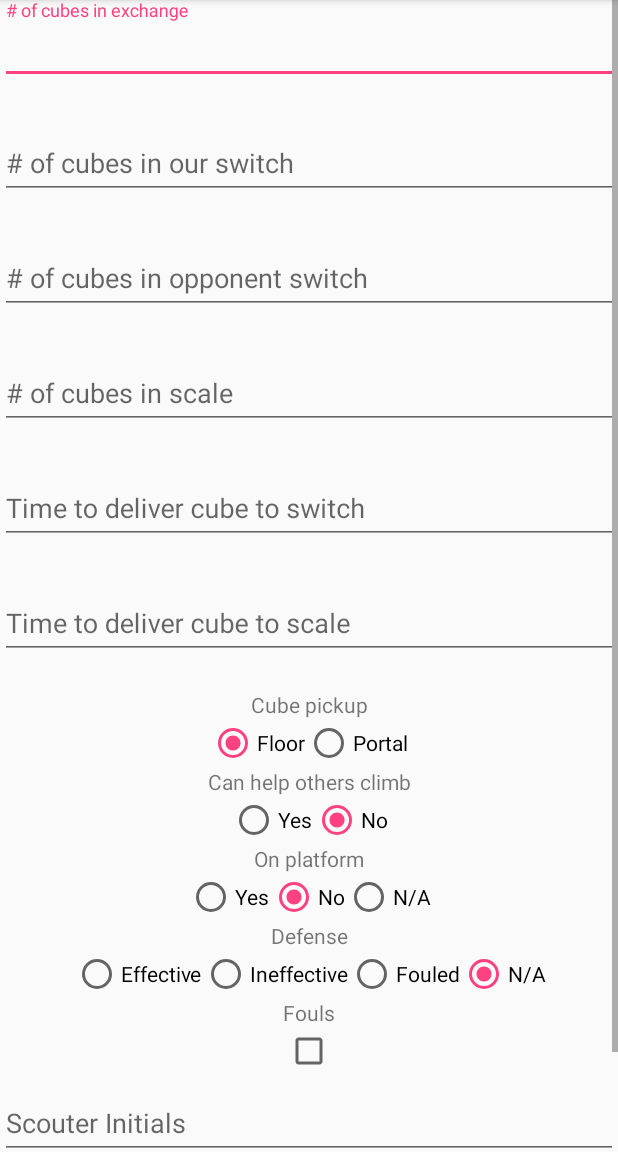
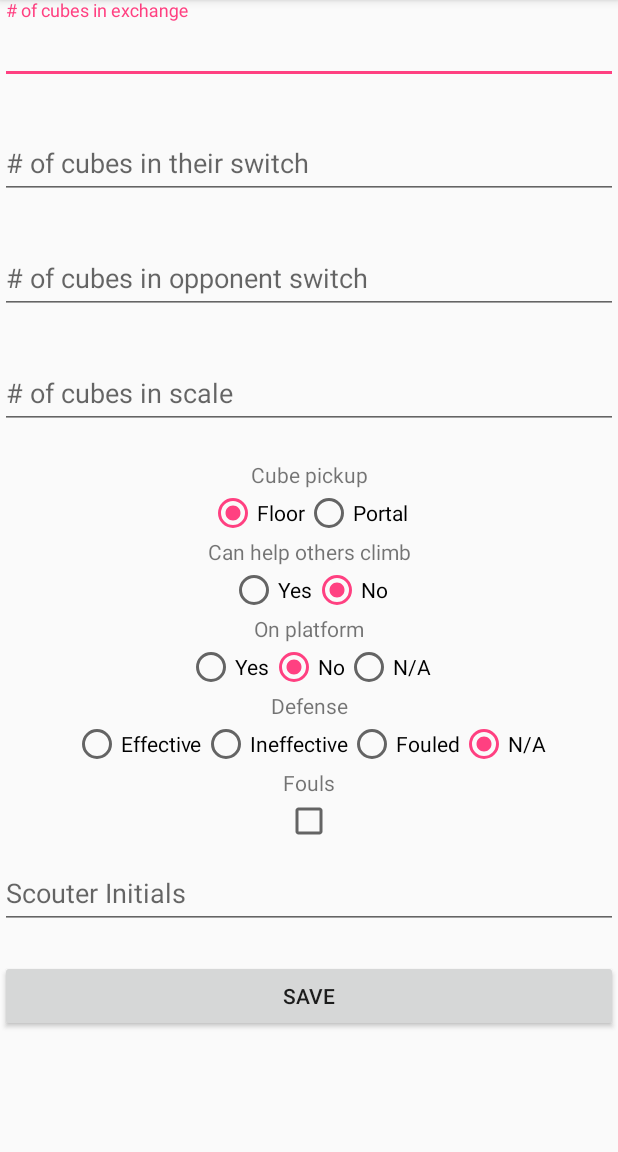
Before and after one commit to FRCTeam107/Scouting2018, an Android app: the TeleopActivity screen opened directly, with no data from a screen before it, on a phone screen of 412 x 824 dp, the part 84-1236 px from its top. Run offline under Robolectric (Android 15) with nearby library versions, the phone set to English and light mode, and no system bars; our stand-ins replace ButterKnife; 1 statement that could not run was skipped.

Commit message:
David R - removed time delivering to switch and time delivering to scale

```diff
--- a/app/src/main/java/com/example/vande/scouting2018/TeleopActivity.java
+++ b/app/src/main/java/com/example/vande/scouting2018/TeleopActivity.java
@@ -49,12 +49,6 @@ public class TeleopActivity extends AppCompatActivity implements View.OnKeyListe
     @BindView(R.id.teleopCubesInScale_input_layout)
     public TextInputLayout teleopCubesInScaleInputLayout;
 
-    @BindView(R.id.teleopTimeToDeliverToSwitch_input_layout)
-    public TextInputLayout teleopTimeToDeliverToSwitchInputLayout;
-
-    @BindView(R.id.teleopTimeToDeliverToScale_input_layout)
-    public TextInputLayout teleopTimeToDeliverToScaleInputLayout;
-
     @BindView(R.id.scouterInitials_input_layout)
     public TextInputLayout scouterInitialsInputLayout;
 
@@ -69,12 +63,6 @@ public class TeleopActivity extends AppCompatActivity implements View.OnKeyListe
 
     @BindView(R.id.teleopCubesInScale_input)
     public TextInputEditText teleopCubesInScaleInput;
-
-    @BindView(R.id.teleopTimeToDeliverToSwitch_input)
-    public TextInputEditText teleopTimeToDeliverCubeToSwitchInput;
-
-    @BindView(R.id.teleopTimeToDeliverToScale_input)
-    public TextInputEditText teleopTimeToDeliverCubeToScaleInput;
 
     @BindView(R.id.scouterInitials_input)
     public TextInputEditText scouterInitialsInput;
@@ -129,9 +117,6 @@ public class TeleopActivity extends AppCompatActivity implements View.OnKeyListe
         teleopCubesInOurSwitchInput.setOnKeyListener(this);
         teleopCubesInTheirSwitchInput.setOnKeyListener(this);
         teleopCubesInScaleInput.setOnKeyListener(this);
-        teleopTimeToDeliverCubeToSwitchInput.setOnKeyListener(this);
-        teleopTimeToDeliverCubeToScaleInput.setOnKeyListener(this);
-
     }
 
     /*If this activity enters a paused state the data will be set to null*/
@@ -143,8 +128,6 @@ public class TeleopActivity extends AppCompatActivity implements View.OnKeyListe
         teleopCubesInOurSwitchInput.setOnKeyListener(null);
         teleopCubesInTheirSwitchInput.setOnKeyListener(null);
         teleopCubesInScaleInput.setOnKeyListener(null);
-        teleopTimeToDeliverCubeToSwitchInput.setOnKeyListener(null);
-        teleopTimeToDeliverCubeToScaleInput.setOnKeyListener(null);
     }
 
     /* This method will display the options menu when the icon is pressed
@@ -201,14 +184,6 @@ public class TeleopActivity extends AppCompatActivity implements View.OnKeyListe
                         teleopCubesInScaleInputLayout.setError(null);
                         break;
 
-                    case R.id.teleopTimeToDeliverToSwitch_input:
-                        teleopTimeToDeliverToSwitchInputLayout.setError(null);
-                        break;
-
-                    case R.id.teleopTimeToDeliverToScale_input:
-                        teleopTimeToDeliverToScaleInputLayout.setError(null);
-                        break;
-
                     case R.id.scouterInitials_input:
                         scouterInitialsInputLayout.setError(null);
                         break;
@@ -243,12 +218,6 @@ public class TeleopActivity extends AppCompatActivity implements View.OnKeyListe
         } else if (StringUtils.isEmptyOrNull(getTextInputLayoutString(teleopCubesInScaleInputLayout))) {
             teleopCubesInScaleInputLayout.setError(getText(R.string.teleopHighFuelMissedError));
             ViewUtils.requestFocus(teleopCubesInScaleInputLayout, this);
-        } else if (StringUtils.isEmptyOrNull(getTextInputLayoutString(teleopTimeToDeliverToSwitchInputLayout))) {
-            teleopTimeToDeliverToSwitchInputLayout.setError(getText(R.string.teleopLowFuelError));
-            ViewUtils.requestFocus(teleopTimeToDeliverToSwitchInputLayout, this);
-        } else if (StringUtils.isEmptyOrNull(getTextInputLayoutString(teleopTimeToDeliverToScaleInputLayout))) {
-            teleopTimeToDeliverToScaleInputLayout.setError(getText(R.string.climbTimeError));
-            ViewUtils.requestFocus(teleopTimeToDeliverToScaleInputLayout, this);
         } else if (StringUtils.isEmptyOrNull(getTextInputLayoutString(scouterInitialsInputLayout))) {
             scouterInitialsInputLayout.setError(getText(R.string.creatorInitialError));
             ViewUtils.requestFocus(scouterInitialsInputLayout, this);
@@ -273,8 +242,6 @@ public class TeleopActivity extends AppCompatActivity implements View.OnKeyListe
             teleopDataStringList.add(getTextInputLayoutString(teleopCubesInOurSwitchInputLayout));
             teleopDataStringList.add(getTextInputLayoutString(teleopCubesInTheirSwitchInputLayout));
             teleopDataStringList.add(getTextInputLayoutString(teleopCubesInScaleInputLayout));
-            teleopDataStringList.add(getTextInputLayoutString(teleopTimeToDeliverToSwitchInputLayout));
-            teleopDataStringList.add(getTextInputLayoutString(teleopTimeToDeliverToScaleInputLayout));
 
             teleopDataStringList.add(cubePickup_Radiobtn.getText());
             teleopDataStringList.add(abilityToHelpClimb_Radiobtn.getText());
@@ -310,8 +277,6 @@ public class TeleopActivity extends AppCompatActivity implements View.OnKeyListe
         teleopCubesInOurSwitchInput.setText("");
         teleopCubesInTheirSwitchInput.setText("");
         teleopCubesInScaleInput.setText("");
-        teleopTimeToDeliverCubeToSwitchInput.setText("");
-        teleopTimeToDeliverCubeToScaleInput.setText("");
 
         cubePickupRadiobtnGrp.check(R.id.cubePickupFloor_btn);
         abilityToHelpClimbRadiobtnGrp.check(R.id.unableToHelpClimb_btn);
--- a/app/src/main/res/layout/activity_teleop.xml
+++ b/app/src/main/res/layout/activity_teleop.xml
@@ -92,46 +92,6 @@
                 app:layout_constraintTop_toBottomOf="parent" />
         </android.support.design.widget.TextInputLayout>
 
-        <android.support.design.widget.TextInputLayout
-            android:id="@+id/teleopTimeToDeliverToSwitch_input_layout"
-            android:layout_width="0dp"
-            android:layout_height="wrap_content"
-            android:hint="@string/timeToDeliverToSwitch"
-            app:errorEnabled="true"
-            app:layout_constraintLeft_toLeftOf="parent"
-            app:layout_constraintRight_toRightOf="parent"
-            app:layout_constraintTop_toBottomOf="@id/teleopCubesInScale_input_layout">
-
-            <android.support.design.widget.TextInputEditText
-                android:id="@+id/teleopTimeToDeliverToSwitch_input"
-                android:layout_width="match_parent"
-                android:layout_height="wrap_content"
-                android:inputType="number"
-                app:layout_constraintLeft_toLeftOf="parent"
-                app:layout_constraintRight_toRightOf="parent"
-                app:layout_constraintTop_toBottomOf="parent" />
-        </android.support.design.widget.TextInputLayout>
-
-        <android.support.design.widget.TextInputLayout
-            android:id="@+id/teleopTimeToDeliverToScale_input_layout"
-            android:layout_width="0dp"
-            android:layout_height="wrap_content"
-            android:hint="@string/timeToDeliverToScale"
-            app:errorEnabled="true"
-            app:layout_constraintLeft_toLeftOf="parent"
-            app:layout_constraintRight_toRightOf="parent"
-            app:layout_constraintTop_toBottomOf="@id/teleopTimeToDeliverToSwitch_input_layout">
-
-            <android.support.design.widget.TextInputEditText
-                android:id="@+id/teleopTimeToDeliverToScale_input"
-                android:layout_width="match_parent"
-                android:layout_height="wrap_content"
-                android:inputType="number"
-                app:layout_constraintLeft_toLeftOf="parent"
-                app:layout_constraintRight_toRightOf="parent"
-                app:layout_constraintTop_toBottomOf="parent" />
-        </android.support.design.widget.TextInputLayout>
-
         <TextView
             android:id="@+id/cubePickup_textView"
             android:layout_width="wrap_content"
@@ -139,7 +99,7 @@
             android:text="@string/cubePickupHeading"
             app:layout_constraintLeft_toLeftOf="parent"
             app:layout_constraintRight_toRightOf="parent"
-            app:layout_constraintTop_toBottomOf="@+id/teleopTimeToDeliverToScale_input_layout" />
+            app:layout_constraintTop_toBottomOf="@+id/teleopCubesInScale_input_layout" />
 
         <RadioGroup
             android:id="@+id/cubePickup_RadiobtnGrp"
--- a/app/src/main/res/values/strings.xml
+++ b/app/src/main/res/values/strings.xml
@@ -42,12 +42,9 @@
 
     <!--Teleop Strings-->
     <string name="cubesInExchange"># of cubes in exchange</string>
-    <string name="cubesInOurSwitch"># of cubes in our switch</string>
+    <string name="cubesInOurSwitch"># of cubes in their switch</string>
     <string name="cubesInTheirSwitch"># of cubes in opponent switch</string>
     <string name="cubesInScale"># of cubes in scale</string>
-
-    <string name="timeToDeliverToSwitch">Time to deliver cube to switch</string>
-    <string name="timeToDeliverToScale">Time to deliver cube to scale</string>
 
     <string name="cubePickupHeading">Cube pickup</string>
     <string name="cubePickupFloor">Floor</string>
```
